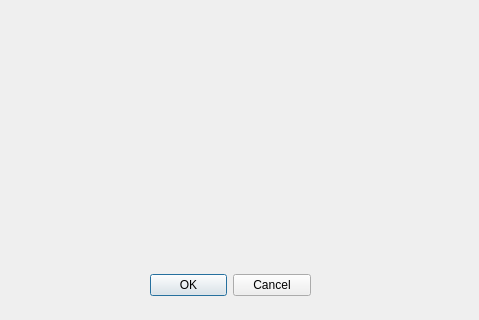
Before: the Qt Designer form src/widget/editTask/edittaskdialog.ui in Ferrarii-430/onmyoji-script, drawn with Qt 5; both pictures show x 0 to 479 and y 176 to 496 of the 479 by 496 pixel window.
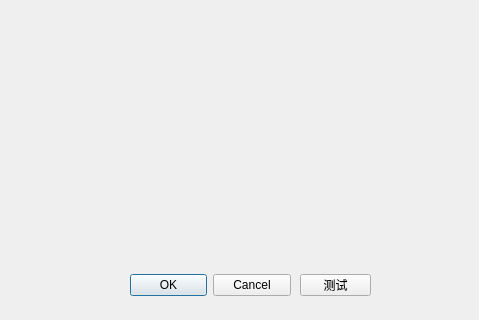
After: the same form once the commit is applied.

The edit to the form file:
```diff
--- a/src/widget/editTask/edittaskdialog.ui
+++ b/src/widget/editTask/edittaskdialog.ui
@@ -16,7 +16,7 @@
   <widget class="QDialogButtonBox" name="buttonBox">
    <property name="geometry">
     <rect>
-     <x>150</x>
+     <x>130</x>
      <y>450</y>
      <width>161</width>
      <height>23</height>
@@ -59,6 +59,19 @@
     </rect>
    </property>
   </widget>
+  <widget class="QToolButton" name="testButton">
+   <property name="geometry">
+    <rect>
+     <x>300</x>
+     <y>450</y>
+     <width>71</width>
+     <height>22</height>
+    </rect>
+   </property>
+   <property name="text">
+    <string>测试</string>
+   </property>
+  </widget>
  </widget>
  <resources/>
  <connections/>
```
